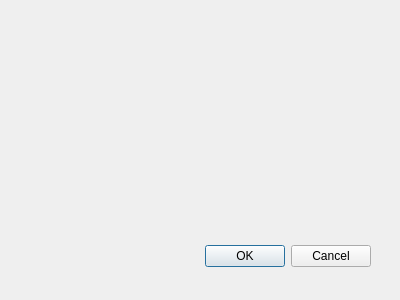
Above: dialogs/releasecopydialog.ui from Kicer86/builder before the change. Below: the same form after it.
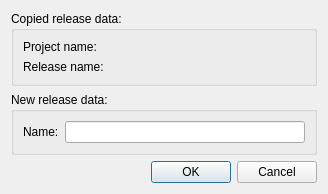
That is the form after the change.

Commit message: wstępna forma dla release copy dialog

What changed in the file:
```diff
--- a/dialogs/releasecopydialog.ui
+++ b/dialogs/releasecopydialog.ui
@@ -8,29 +8,87 @@
    <rect>
     <x>0</x>
     <y>0</y>
-    <width>400</width>
-    <height>300</height>
+    <width>328</width>
+    <height>165</height>
    </rect>
   </property>
+  <property name="sizePolicy">
+   <sizepolicy hsizetype="Preferred" vsizetype="Fixed">
+    <horstretch>0</horstretch>
+    <verstretch>0</verstretch>
+   </sizepolicy>
+  </property>
   <property name="windowTitle">
    <string>Dialog</string>
   </property>
-  <widget class="QDialogButtonBox" name="buttonBox">
-   <property name="geometry">
-    <rect>
-     <x>30</x>
-     <y>240</y>
-     <width>341</width>
-     <height>32</height>
-    </rect>
-   </property>
-   <property name="orientation">
-    <enum>Qt::Horizontal</enum>
-   </property>
-   <property name="standardButtons">
-    <set>QDialogButtonBox::Cancel|QDialogButtonBox::Ok</set>
-   </property>
-  </widget>
+  <layout class="QVBoxLayout" name="verticalLayout">
+   <item>
+    <widget class="QGroupBox" name="groupBox">
+     <property name="title">
+      <string>Copied release data:</string>
+     </property>
+     <layout class="QGridLayout" name="gridLayout_2">
+      <item row="0" column="0">
+       <widget class="QLabel" name="projectLabel">
+        <property name="text">
+         <string>Project name:</string>
+        </property>
+       </widget>
+      </item>
+      <item row="0" column="1">
+       <widget class="QLabel" name="projectName">
+        <property name="text">
+         <string/>
+        </property>
+       </widget>
+      </item>
+      <item row="1" column="0">
+       <widget class="QLabel" name="releaseLabel">
+        <property name="text">
+         <string>Release name:</string>
+        </property>
+       </widget>
+      </item>
+      <item row="1" column="1">
+       <widget class="QLabel" name="releaseName">
+        <property name="text">
+         <string/>
+        </property>
+       </widget>
+      </item>
+     </layout>
+    </widget>
+   </item>
+   <item>
+    <widget class="QGroupBox" name="groupBox_2">
+     <property name="title">
+      <string>New release data:</string>
+     </property>
+     <layout class="QHBoxLayout" name="horizontalLayout">
+      <item>
+       <widget class="QLabel" name="newReleaseLabel">
+        <property name="text">
+         <string>Name:</string>
+        </property>
+       </widget>
+      </item>
+      <item>
+       <widget class="QLineEdit" name="lineEdit"/>
+      </item>
+     </layout>
+    </widget>
+   </item>
+   <item>
+    <widget class="QDialogButtonBox" name="buttonBox">
+     <property name="orientation">
+      <enum>Qt::Horizontal</enum>
+     </property>
+     <property name="standardButtons">
+      <set>QDialogButtonBox::Cancel|QDialogButtonBox::Ok</set>
+     </property>
+    </widget>
+   </item>
+  </layout>
  </widget>
  <pixmapfunction/>
  <resources/>
```
Left out of the diff: 5 changed lines with no effect on the pictures.
